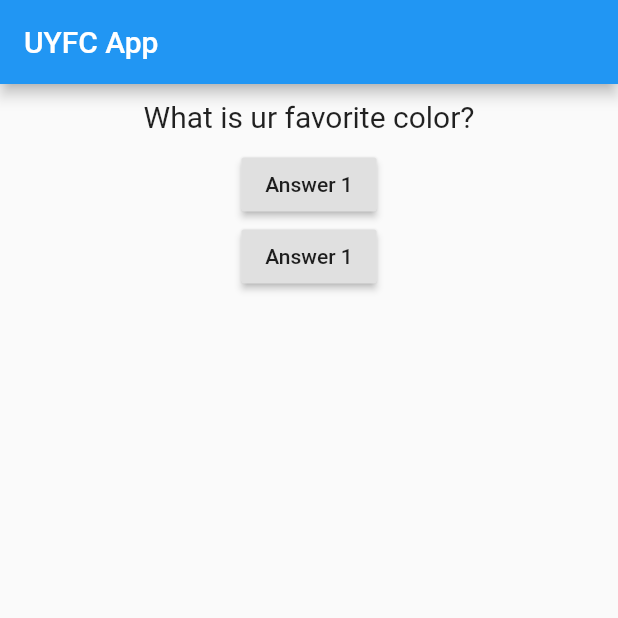
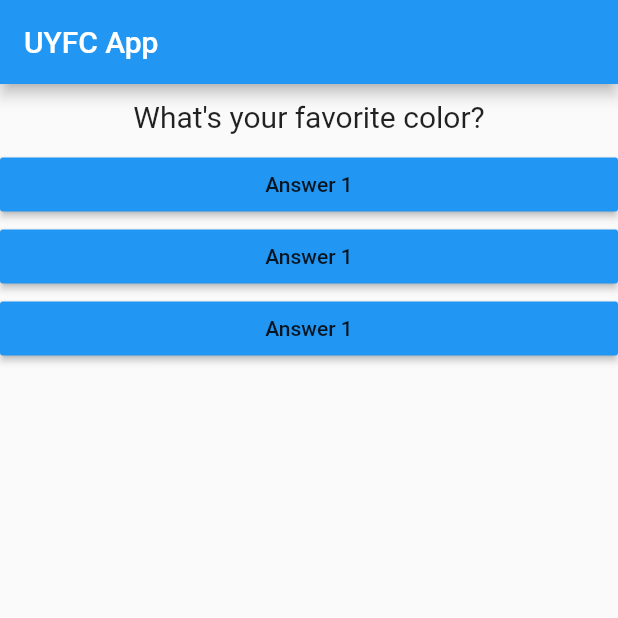
Before and after one commit to CheaVireaksat/Quick_APP_Flutter, a Flutter app: the screen it shows after launch, on a phone screen of 412 x 824 dp, the top half of it. Run offline on Flutter 3.47's test engine with Material 2 defaults, Android fonts, the phone set to English and light mode, and no system bars.

```diff
--- a/lib/answer.dart
+++ b/lib/answer.dart
@@ -1,11 +1,14 @@
 import 'package:flutter/material.dart';
 
 class Answer extends StatelessWidget {
+  final Function selectHandler;
+  Answer(this.selectHandler);
+
   @override
   Widget build(BuildContext context) {
     return Container(
       width: double.infinity,
-      child: RaisedButton(color: Colors.blue,child: Text('Answer 1'), onPressed: null),
+      child: RaisedButton(color: Colors.blue,child: Text('Answer 1'), onPressed: selectHandler),
     );
   }
 }
--- a/lib/main.dart
+++ b/lib/main.dart
@@ -1,5 +1,6 @@
 import 'package:flutter/material.dart';
 import './question.dart';
+import './answer.dart';
 
 void main() => runApp(MyApp());
 
@@ -26,11 +27,18 @@ class _MyAppState extends State {
   Widget build(BuildContext context) {
     // build method get call after we change the index-question in setstate
     var questions = [
-      'What is ur favorite color?',
-      'What is your favorite animal?',
-      'Check Out this video',
-      'Dammm!',
-      'What if I change somthing',
+      {
+        'questionText': 'What\'s your favorite color?',
+        'answer': ['Black', 'Red', 'Red', 'Green'],
+      },
+      {
+        'questionText': 'What\'s your favorite Animal?',
+        'answer': ['Lion', 'Dog', 'Cat', 'Mouse'],
+      },
+      {
+        'questionText': 'What\'s your favorite Instructor?',
+        'answer': ['Lion', 'Dog', 'Cat', 'Mouse'],
+      }
     ];
     return MaterialApp(
         //Widgets tree
@@ -40,10 +48,10 @@ class _MyAppState extends State {
       ),
       body: Column(
         children: [
-          Question(questions[
-              _questionIndex]), // Question is a class in question.dart
-          RaisedButton(child: Text('Answer 1'), onPressed: answerQuestion),
-          RaisedButton(child: Text('Answer 1'), onPressed: answerQuestion),
+          Question(questions[_questionIndex]['questionText']), // Question is a class in question.dart
+          Answer(answerQuestion),
+          Answer(answerQuestion),
+          Answer(answerQuestion),
         ],
       ),
     ));
```
Also changed, not shown: 2 other files.
